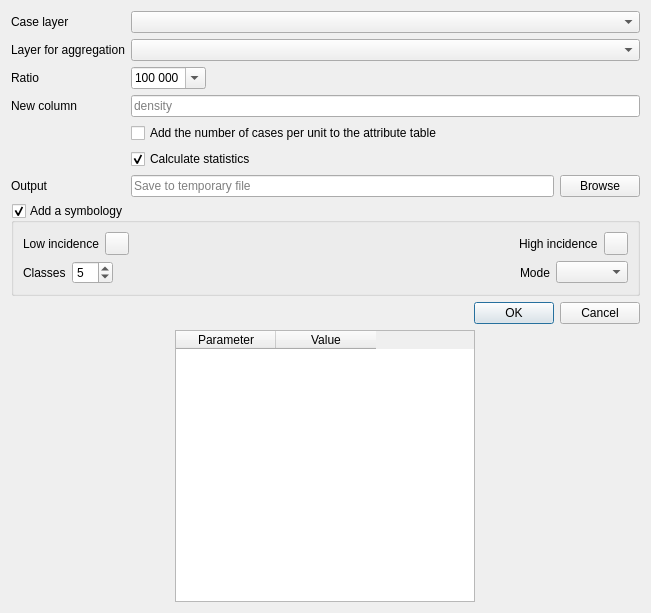
Above: ui/analysis/density.ui from Gustry/GeoHealth before the change. Below: the same form after it.
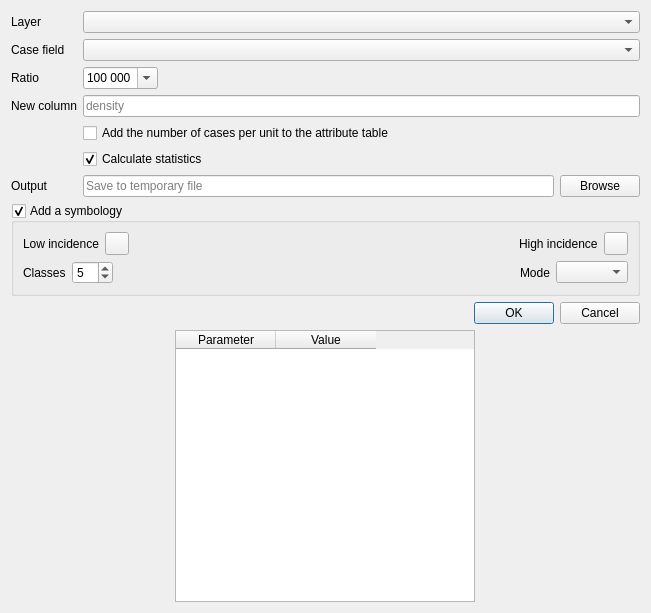
That is the form after the change. Custom widgets are drawn as their Qt base class.

Commit message: incidence/density with polygon layer only

```diff
--- a/ui/analysis/density.ui
+++ b/ui/analysis/density.ui
@@ -19,27 +19,10 @@
      <property name="fieldGrowthPolicy">
       <enum>QFormLayout::ExpandingFieldsGrow</enum>
      </property>
-     <item row="0" column="0">
-      <widget class="QLabel" name="label_4">
-       <property name="text">
-        <string>Case layer</string>
-       </property>
-      </widget>
-     </item>
-     <item row="0" column="1">
-      <widget class="QComboBox" name="cbx_case_layer">
-       <property name="sizePolicy">
-        <sizepolicy hsizetype="Expanding" vsizetype="Fixed">
-         <horstretch>0</horstretch>
-         <verstretch>0</verstretch>
-        </sizepolicy>
-       </property>
-      </widget>
-     </item>
      <item row="1" column="0">
       <widget class="QLabel" name="label">
        <property name="text">
-        <string>Layer for aggregation</string>
+        <string>Layer</string>
        </property>
       </widget>
      </item>
@@ -53,14 +36,14 @@
        </property>
       </widget>
      </item>
-     <item row="2" column="0">
+     <item row="3" column="0">
       <widget class="QLabel" name="label_2">
        <property name="text">
         <string>Ratio</string>
        </property>
       </widget>
      </item>
-     <item row="2" column="1">
+     <item row="3" column="1">
       <widget class="QComboBox" name="cbx_ratio">
        <property name="editable">
         <bool>true</bool>
@@ -95,14 +78,14 @@
        </item>
       </widget>
      </item>
-     <item row="3" column="0">
+     <item row="4" column="0">
       <widget class="QLabel" name="label_3">
        <property name="text">
         <string>New column</string>
        </property>
       </widget>
      </item>
-     <item row="3" column="1">
+     <item row="4" column="1">
       <widget class="QLineEdit" name="le_new_column">
        <property name="maxLength">
         <number>10</number>
@@ -112,7 +95,7 @@
        </property>
       </widget>
      </item>
-     <item row="4" column="1">
+     <item row="5" column="1">
       <widget class="QCheckBox" name="checkBox_addNbIntersections">
        <property name="toolTip">
         <string>Add the number of cases per unit to the attribute table</string>
@@ -122,7 +105,7 @@
        </property>
       </widget>
      </item>
-     <item row="5" column="1">
+     <item row="6" column="1">
       <widget class="QCheckBox" name="checkBox_incidence_runStats">
        <property name="text">
         <string>Calculate statistics</string>
@@ -132,14 +115,14 @@
        </property>
       </widget>
      </item>
-     <item row="6" column="0">
+     <item row="7" column="0">
       <widget class="QLabel" name="label_5">
        <property name="text">
         <string>Output</string>
        </property>
       </widget>
      </item>
-     <item row="6" column="1">
+     <item row="7" column="1">
       <layout class="QHBoxLayout" name="horizontalLayout">
        <item>
         <widget class="QLineEdit" name="le_output_filepath">
@@ -157,6 +140,23 @@
        </item>
       </layout>
      </item>
+     <item row="2" column="0">
+      <widget class="QLabel" name="label_4">
+       <property name="text">
+        <string>Case field</string>
+       </property>
+      </widget>
+     </item>
+     <item row="2" column="1">
+      <widget class="QComboBox" name="cbx_case_field">
+       <property name="sizePolicy">
+        <sizepolicy hsizetype="Expanding" vsizetype="Fixed">
+         <horstretch>0</horstretch>
+         <verstretch>0</verstretch>
+        </sizepolicy>
+       </property>
+      </widget>
+     </item>
     </layout>
    </item>
    <item>
```
The commit also changes 10 other files.
